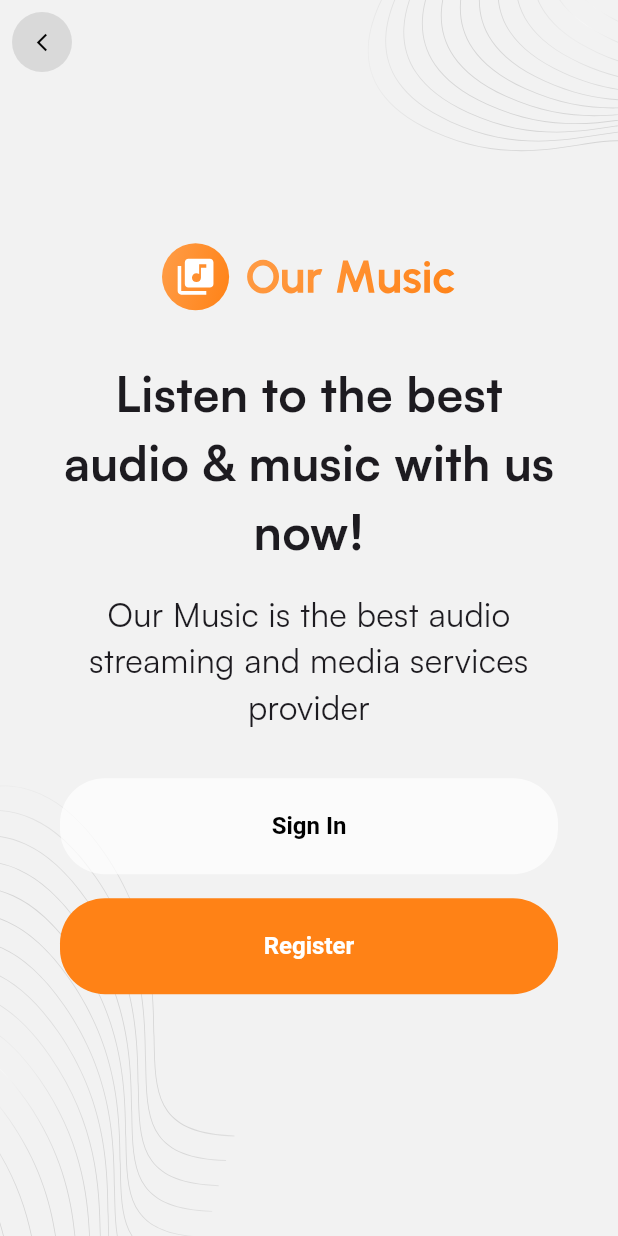
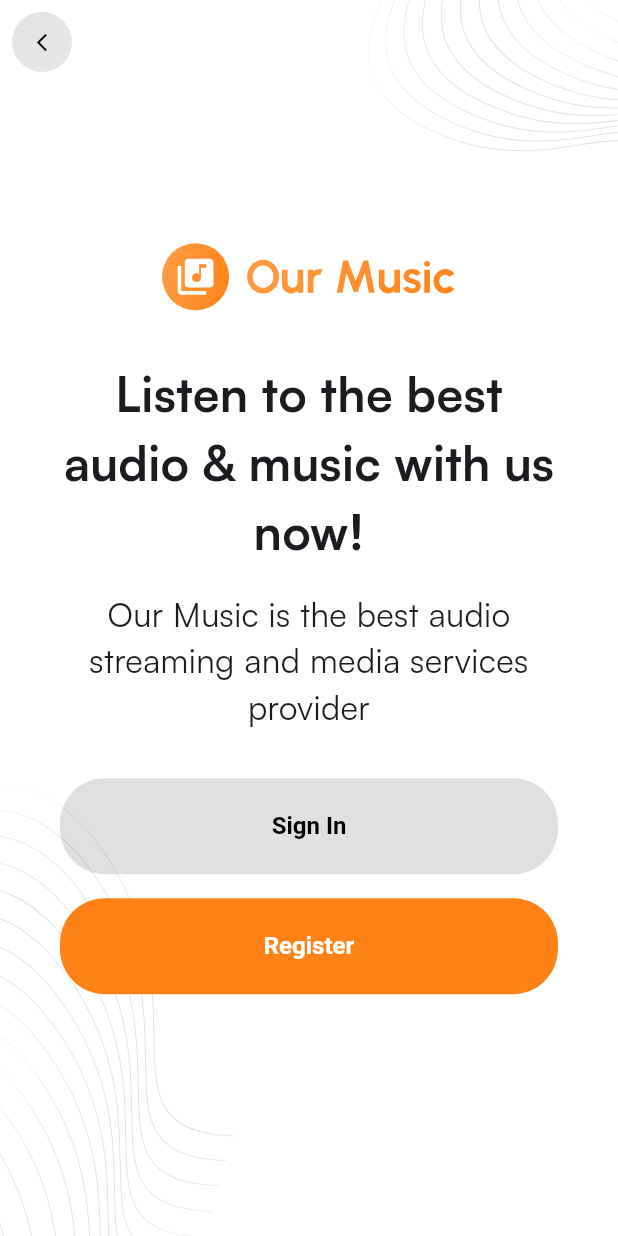
Before and after one commit to Anderson-Andre-P/music_app, a Flutter app: the SigninOrSignupPage screen opened directly, on a phone screen of 412 x 824 dp. Run offline on Flutter 3.47's test engine with Material 3 defaults, Android fonts, the phone set to English and light mode, and no system bars; our stand-ins replace cloud_firestore, dartz, firebase_auth, firebase_core, flutter_bloc, flutter_dotenv and 3 more; accounts and stored records are empty.

Commit message:
fix: app colors

```diff
--- a/lib/core/configs/theme/app_colors.dart
+++ b/lib/core/configs/theme/app_colors.dart
@@ -2,7 +2,7 @@ import 'package:flutter/material.dart';
 
 class AppColors {
   static const primary = Color(0xffFF8216);
-  static const lightBackground = Color(0xffF2F2F2);
+  static const lightBackground = Color(0xffFFFFFF);
   static const darkBackground = Color(0xff181A20);
   static const grey = Color(0xffBEBEBE);
   static const darkGrey = Color(0xff343434);
--- a/lib/presentation/auth/pages/signin_or_signup.dart
+++ b/lib/presentation/auth/pages/signin_or_signup.dart
@@ -5,6 +5,7 @@ import 'package:our_music/common/helpers/is_dark_theme.dart';
 import 'package:our_music/common/widgets/appBar/app_bar.dart';
 import 'package:our_music/common/widgets/button/basic_app_button.dart';
 import 'package:our_music/core/configs/assets/app_vectors.dart';
+import 'package:our_music/core/configs/theme/app_colors.dart';
 import 'package:our_music/presentation/auth/pages/sign_in.dart';
 import 'package:our_music/presentation/auth/pages/sign_up.dart';
 
@@ -81,9 +82,10 @@ class SigninOrSignupPage extends StatelessWidget {
                       );
                     },
                     title: "Sign In",
-                    textColor: context.isDarkMode ? Colors.white : Colors.black,
-                    backgroundColor:
-                        context.isDarkMode ? Colors.white10 : Colors.white70,
+                    textColor: context.isDarkMode ? Colors.black : Colors.black,
+                    backgroundColor: context.isDarkMode
+                        ? AppColors.lightBackground
+                        : Colors.black12,
                   ),
                   const SizedBox(
                     height: 16.0,
```
